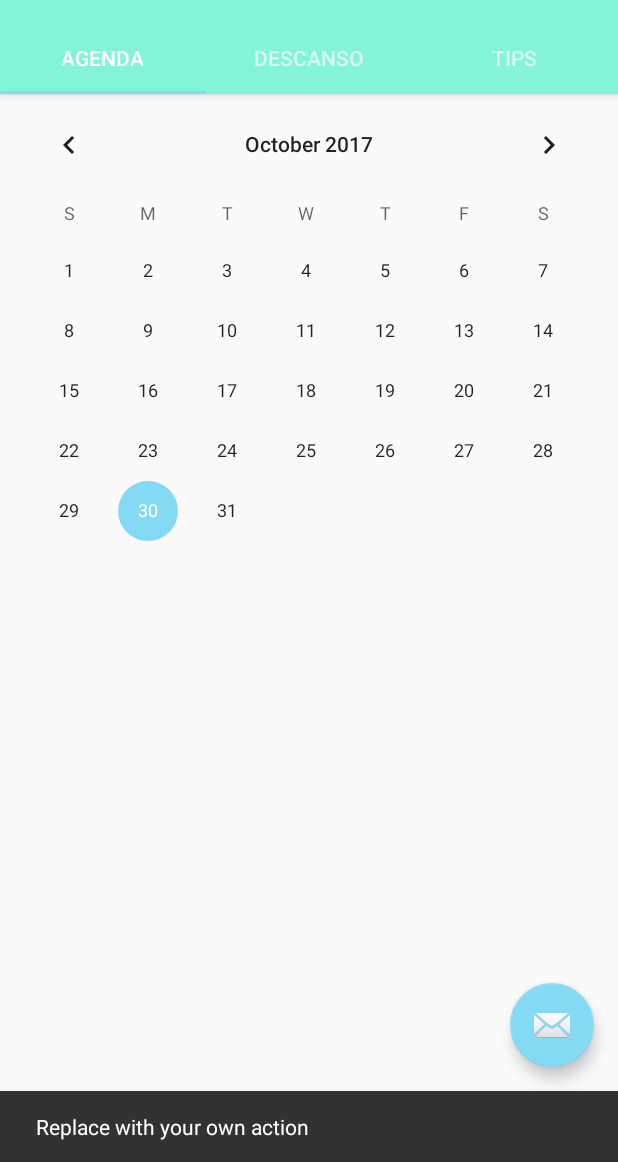
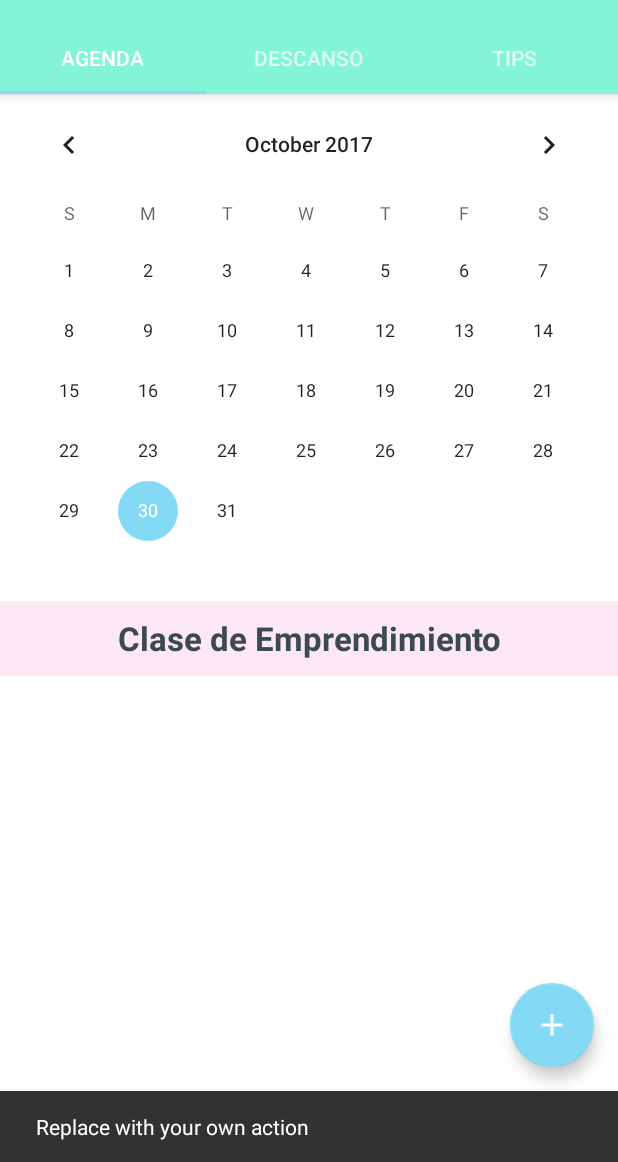
Before and after one commit to jvann/Mindset, an Android app: the screen it shows after launch (MainActivity), after a tap on an icon or button, on a phone screen of 412 x 824 dp, the part 74-1236 px from its top. Run offline under Robolectric (Android 15) with nearby library versions, the phone set to English and light mode, and no system bars.

Commit message:
Added ic_add_white icon and modified looks and feels.

```diff
--- a/Mindset/app/src/main/java/itesm/mx/mindset/TipsFragment.java
+++ b/Mindset/app/src/main/java/itesm/mx/mindset/TipsFragment.java
@@ -19,6 +19,7 @@ public class TipsFragment extends Fragment {
 
     private WebView myWebView;
     private String url = "http://www.who.int/topics/nutrition/es/";
+//    private String url = "https://www.youtube.com/watch?v=StkLx0e4f6c";
     private WebSettings myWebSettings;
 
     public TipsFragment() {
--- a/Mindset/app/src/main/res/layout/activity_main.xml
+++ b/Mindset/app/src/main/res/layout/activity_main.xml
@@ -44,6 +44,6 @@
         android:layout_height="wrap_content"
         android:layout_gravity="end|bottom"
         android:layout_margin="@dimen/fab_margin"
-        app:srcCompat="@android:drawable/ic_dialog_email" />
+        app:srcCompat="@mipmap/ic_add_white_24dp" />
 
 </android.support.design.widget.CoordinatorLayout>
--- a/Mindset/app/src/main/res/layout/fragment_calendar.xml
+++ b/Mindset/app/src/main/res/layout/fragment_calendar.xml
@@ -4,9 +4,29 @@
     android:layout_height="match_parent"
     tools:context="itesm.mx.mindset.CalendarFragment">
 
-    <CalendarView
-        android:id="@+id/calendarView"
+    <LinearLayout
         android:layout_width="match_parent"
-        android:layout_height="wrap_content" />
+        android:layout_height="match_parent"
+        android:orientation="vertical"
+        android:background="#FFFFFF">
+
+        <CalendarView
+            android:id="@+id/calendarView"
+            android:layout_width="match_parent"
+            android:layout_height="wrap_content" />
+
+        <TextView
+            android:id="@+id/textView"
+            android:layout_width="match_parent"
+            android:layout_height="50dp"
+            android:background="#fce8f4"
+            android:fontFamily="sans-serif"
+            android:paddingTop="10dp"
+            android:text="Clase de Emprendimiento"
+            android:textAlignment="center"
+            android:textColor="#3c4951"
+            android:textSize="22sp"
+            android:textStyle="bold" />
+    </LinearLayout>
 
 </FrameLayout>
```
Also changed, not shown: Mindset/app/src/main/res/mipmap-hdpi/ic_add_white_24dp.png (added), Mindset/app/src/main/res/mipmap-mdpi/ic_add_white_24dp.png (added), Mindset/app/src/main/res/mipmap-xhdpi/ic_add_white_24dp.png (added), Mindset/app/src/main/res/mipmap-xxhdpi/ic_add_white_24dp.png (added), Mindset/app/src/main/res/mipmap-xxxhdpi/ic_add_white_24dp.png (added), 1 other file.
